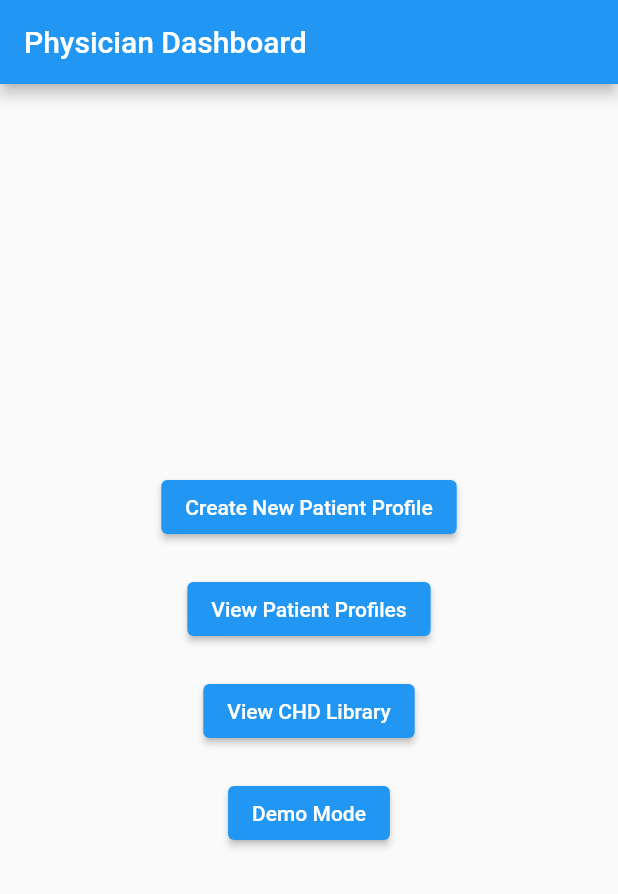
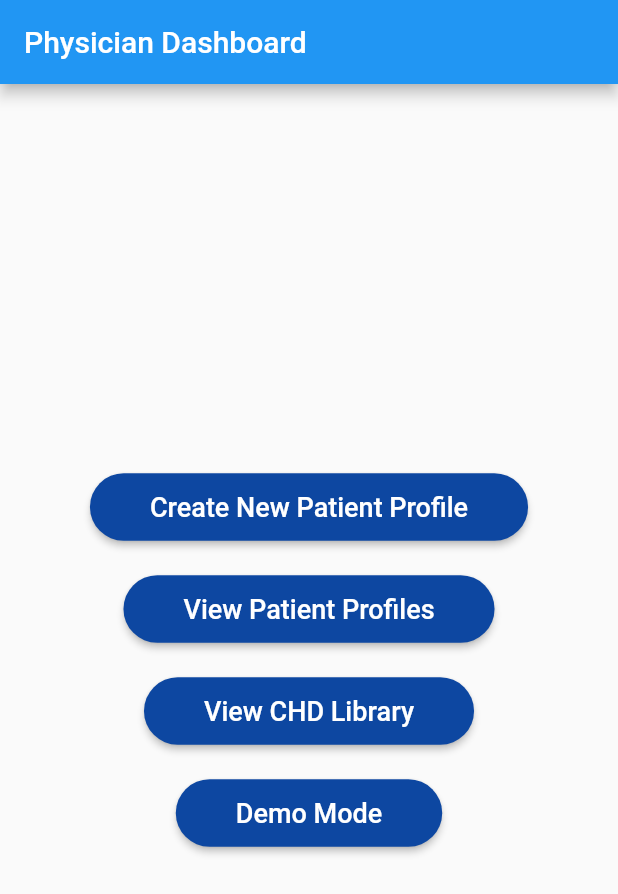
Before and after one commit to RitulSoni/I-Heart-App, a Flutter app: the PhysicianDashboard screen opened directly, on a phone screen of 412 x 824 dp. Shown: the top 894 px of the screen. Run offline on Flutter 3.47's test engine with Material 2 defaults, Android fonts, the light colour scheme and no system bars; missing offline and left inert: model_viewer_plus.

Commit message:
changed button style

```diff
--- a/my_app/lib/physician_dashboard.dart
+++ b/my_app/lib/physician_dashboard.dart
@@ -3,6 +3,20 @@
 
 class PhysicianDashboard extends StatelessWidget {
   const PhysicianDashboard({Key? key}) : super(key: key);
+
+  // Helper method to create custom buttons
+  Widget _customButton(BuildContext context, String text, VoidCallback onPressed) {
+    return ElevatedButton(
+      onPressed: onPressed,
+      style: ElevatedButton.styleFrom(
+        primary: Theme.of(context).primaryColor,
+        onPrimary: Colors.white,
+        shape: RoundedRectangleBorder(borderRadius: BorderRadius.circular(30)),
+        padding: const EdgeInsets.symmetric(horizontal: 40, vertical: 12),
+      ),
+      child: Text(text, style: const TextStyle(fontSize: 18)),
+    );
+  }
 
   @override
   Widget build(BuildContext context) {
@@ -14,37 +28,25 @@
         child: Column(
           mainAxisAlignment: MainAxisAlignment.center,
           children: [
-            ElevatedButton(
-              onPressed: () {
+            _customButton(context, 'Create New Patient Profile', () {
               // TODO: Implement create new patient profile functionality
-              },
-              child: const Text('Create New Patient Profile'),
-            ),
+            }),
             const SizedBox(height: 20),
-            ElevatedButton(
-              onPressed: () {
+            _customButton(context, 'View Patient Profiles', () {
               // TODO: Implement view patient profiles functionality
-              },
-              child: const Text('View Patient Profiles'),
-            ),
+            }),
             const SizedBox(height: 20),
-            ElevatedButton(
-              onPressed: () {
+            _customButton(context, 'View CHD Library', () {
               // TODO: Implement view CHD library functionality
-              },
-              child: const Text('View CHD Library'),
-            ),
+            }),
             const SizedBox(height: 20),
-            ElevatedButton(
-              onPressed: () {
+            _customButton(context, 'Demo Mode', () {
               // Navigate to MainPage (Model Viewer) when pressing the Demo Mode button
               Navigator.push(
                 context,
                 MaterialPageRoute(builder: (context) => MainPage(title: 'Model Viewer Demo')),
               );
-              },
-              child: const Text('Demo Mode'),
-            ),
+            }),
           ],
         ),
       ),
```
Lines whose indentation alone changed are shown as unchanged.
